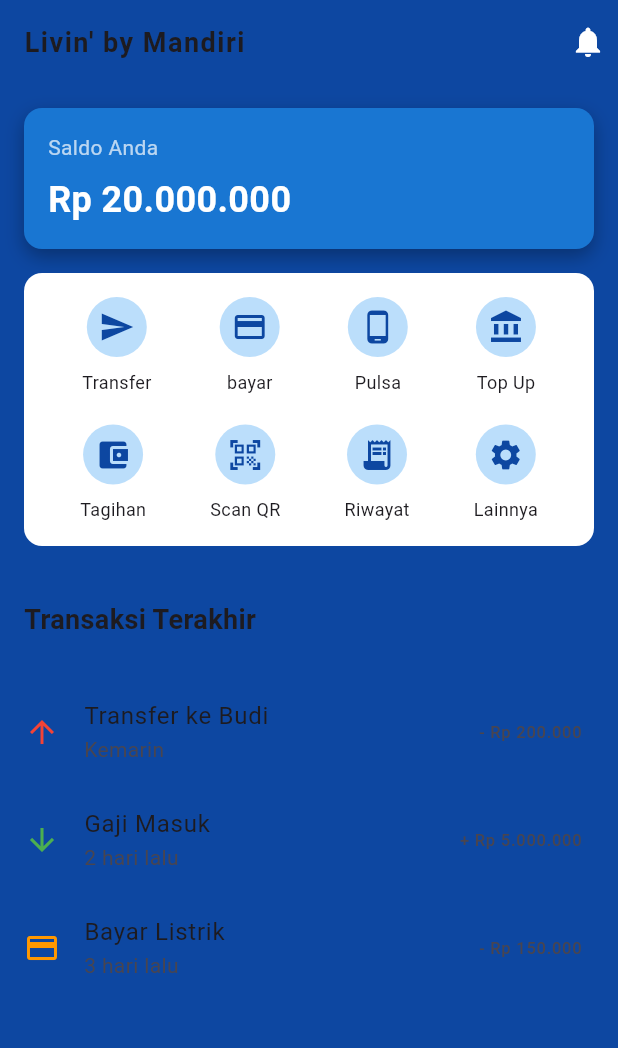
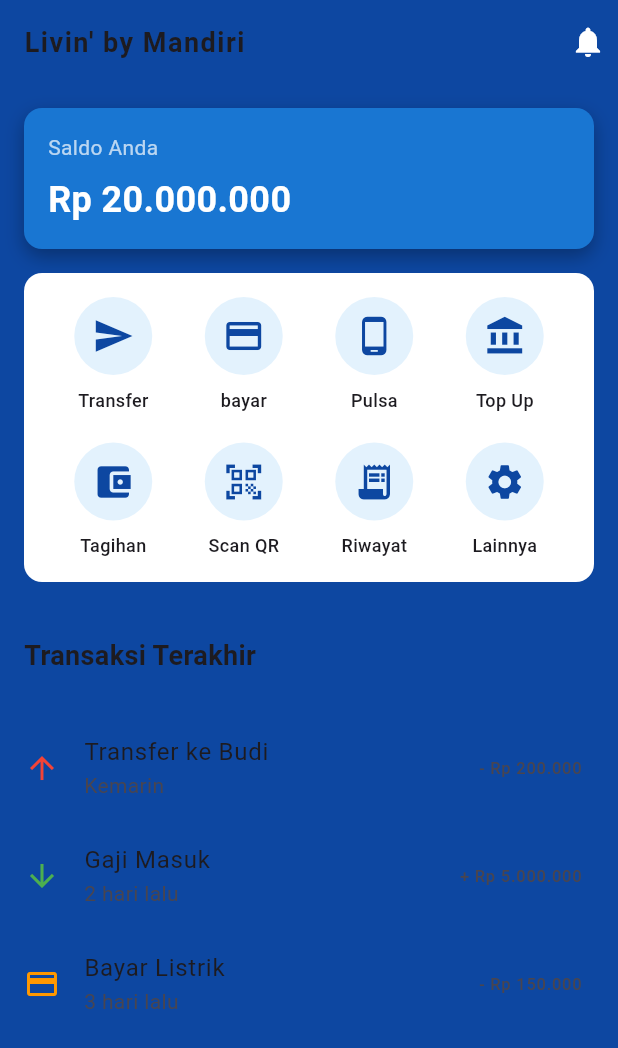
Before and after one commit to abdhamid66/UI_mandiri, a Flutter app: the screen it shows after launch, on a phone screen of 412 x 824 dp. Shown: the top 1048 px of the screen. Run offline on Flutter 3.47's test engine with Material 3 defaults, Android fonts, the phone set to English and light mode, and no system bars.

Commit message:
merapikan menu

```diff
--- a/lib/main.dart
+++ b/lib/main.dart
@@ -158,12 +158,22 @@
   static Widget menuItem(IconData icon, String title) {
   return Column(
     children: [
-        CircleAvatar(
-          backgroundColor: Colors.blue[100],
-          child: Icon(icon, color: Colors.blue[900]),
+      Container(
+        padding: const EdgeInsets.all(12),
+        decoration: BoxDecoration(
+          color: Colors.blue[50],
+          shape: BoxShape.circle,
+        ),
+        child: Icon(icon, color: Colors.blue[900], size: 28),
       ),
       const SizedBox(height: 8),
-        Text(title, style: const TextStyle(fontSize: 12)),
+      Text(
+        title,
+        style: const TextStyle(
+          fontSize: 12,
+          fontWeight: FontWeight.w500,
+        ),
+      ),
     ],
   );
 }
```
Lines whose indentation alone changed are shown as unchanged.
